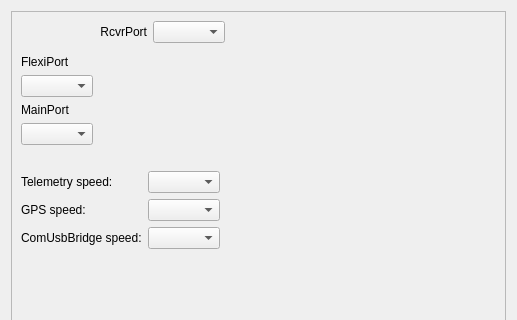
This is ground/openpilotgcs/src/plugins/config/cc_hw_settings.ui in openpilot/OpenPilot as Qt 5 draws it before an edit; both pictures show x 0 to 517 and y 0 to 320 of the 517 by 487 pixel window. The edited form follows.
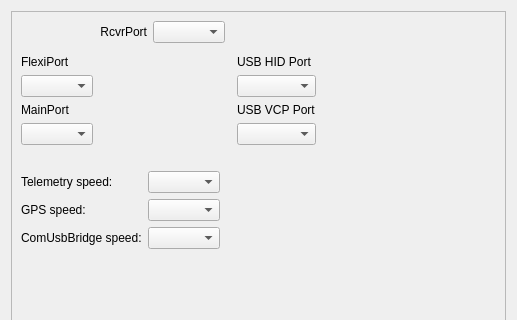
This is the edited form. Icons and pictures are not drawn.

Commit message: hwsettings: add HID and VCP config to hwsettings gui

The edit to the form file:
```diff
--- a/ground/openpilotgcs/src/plugins/config/cc_hw_settings.ui
+++ b/ground/openpilotgcs/src/plugins/config/cc_hw_settings.ui
@@ -71,7 +71,7 @@
           </property>
          </widget>
         </item>
-        <item row="1" column="4">
+        <item row="1" column="5">
          <spacer name="horizontalSpacer_2">
           <property name="orientation">
            <enum>Qt::Horizontal</enum>
@@ -84,6 +84,32 @@
           </property>
          </spacer>
         </item>
+        <item row="1" column="4">
+         <widget class="QLabel" name="label_8">
+          <property name="text">
+           <string>USB HID Port</string>
+          </property>
+          <property name="alignment">
+           <set>Qt::AlignBottom|Qt::AlignLeading|Qt::AlignLeft</set>
+          </property>
+         </widget>
+        </item>
+        <item row="2" column="4">
+         <widget class="QComboBox" name="cbUsbHid"/>
+        </item>
+        <item row="3" column="4">
+         <widget class="QLabel" name="label_9">
+          <property name="text">
+           <string>USB VCP Port</string>
+          </property>
+          <property name="alignment">
+           <set>Qt::AlignBottom|Qt::AlignLeading|Qt::AlignLeft</set>
+          </property>
+         </widget>
+        </item>
+        <item row="4" column="4">
+         <widget class="QComboBox" name="cbUsbVcp"/>
+        </item>
         <item row="0" column="1">
          <widget class="QLabel" name="label_7">
           <property name="text">
```
The commit also changes 1 other file.
